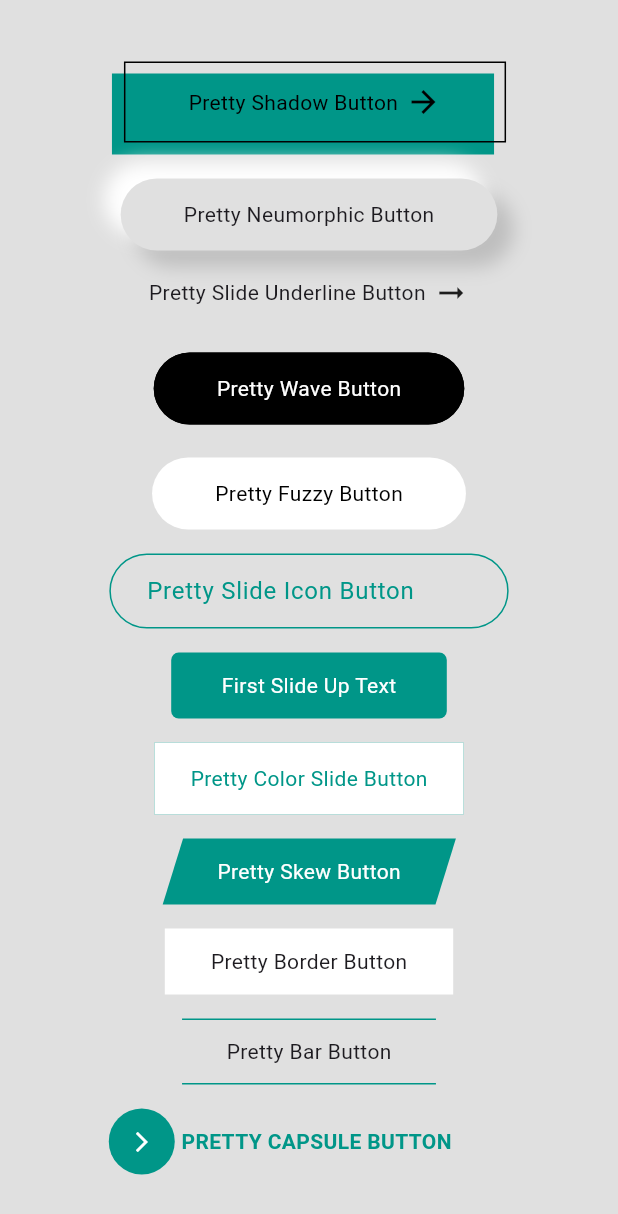
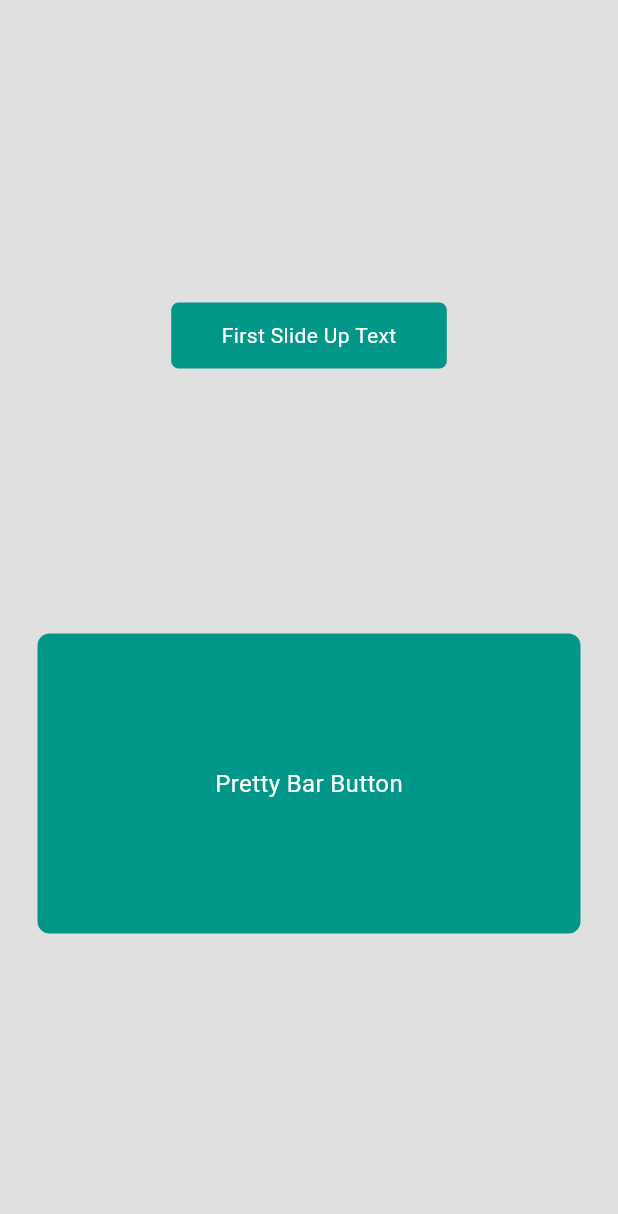
Before and after one commit to YeLwinOo-Steve/pretty_animated_buttons, a Flutter app: the screen it shows after launch, after a tap on "Pretty Bar Button", on a phone screen of 412 x 824 dp. Shown: the top 1214 px of the screen. Run offline on Flutter 3.47's test engine with Material 3 defaults, Android fonts, the phone set to English and light mode, and no system bars; our stand-ins replace flutter_inset_shadow.

Commit message:
added: pretty shine button

```diff
--- a/example/lib/main.dart
+++ b/example/lib/main.dart
@@ -45,45 +45,45 @@ class _PrettyButtonsExampleState extends State<PrettyButtonsExample> {
             mainAxisAlignment: MainAxisAlignment.spaceEvenly,
             crossAxisAlignment: CrossAxisAlignment.center,
             children: [
-              PrettyShadowButton(
-                label: "Pretty Shadow Button",
-                onPressed: () {},
-                icon: Icons.arrow_forward,
-                shadowColor: btnColor,
-              ),
-              PrettyNeumorphicButton(
-                label: 'Pretty Neumorphic Button',
-                onPressed: () {},
-              ),
-              PrettySlideUnderlineButton(
-                label: 'Pretty Slide Underline Button',
-                onPressed: () {},
-                secondSlideColor: scaffoldBg,
-              ),
-              PrettyWaveButton(
-                child: const Text(
-                  'Pretty Wave Button',
-                  style: TextStyle(
-                    color: Colors.white,
-                  ),
-                ),
-                onPressed: () {},
-              ),
-              PrettyFuzzyButton(
-                label: 'Pretty Fuzzy Button',
-                onPressed: () {},
-              ),
-              PrettySlideIconButton(
-                foregroundColor: btnColor,
-                icon: Icons.arrow_forward,
-                label: 'Pretty Slide Icon Button',
-                slidePosition: SlidePosition.right,
-                labelStyle: Theme.of(context).textTheme.bodyLarge!,
-                onPressed:(){},
-              ),
+              // PrettyShadowButton(
+              //   label: "Pretty Shadow Button",
+              //   onPressed: () {},
+              //   icon: Icons.arrow_forward,
+              //   shadowColor: btnColor,
+              // ),
+              // PrettyNeumorphicButton(
+              //   label: 'Pretty Neumorphic Button',
+              //   onPressed: () {},
+              // ),
+              // PrettySlideUnderlineButton(
+              //   label: 'Pretty Slide Underline Button',
+              //   onPressed: () {},
+              //   secondSlideColor: scaffoldBg,
+              // ),
+              // PrettyWaveButton(
+              //   child: const Text(
+              //     'Pretty Wave Button',
+              //     style: TextStyle(
+              //       color: Colors.white,
+              //     ),
+              //   ),
+              //   onPressed: () {},
+              // ),
+              // PrettyFuzzyButton(
+              //   label: 'Pretty Fuzzy Button',
+              //   onPressed: () {},
+              // ),
+              // PrettySlideIconButton(
+              //   foregroundColor: btnColor,
+              //   icon: Icons.arrow_forward,
+              //   label: 'Pretty Slide Icon Button',
+              //   slidePosition: SlidePosition.right,
+              //   labelStyle: Theme.of(context).textTheme.bodyLarge!,
+              //   onPressed: () {},
+              // ),
               PrettySlideUpButton(
                 bgColor: btnColor,
-                onPressed:(){},
+                onPressed: () {},
                 firstChild: const Text(
                   'First Slide Up Text',
                   style: TextStyle(
@@ -97,32 +97,36 @@ class _PrettyButtonsExampleState extends State<PrettyButtonsExample> {
                   ),
                 ),
               ),
-              PrettyColorSlideButton(
-                label: 'Pretty Color Slide Button',
-                onPressed:(){},
-                bgColor: btnColor,
-                position: SlidePosition.bottom,
-              ),
-              PrettySkewButton(
-                label: 'Pretty Skew Button',
-                firstBgColor: btnColor,
-                onPressed:(){},
-              ),
-              PrettyBorderButton(
-                label: 'Pretty Border Button',
-                onPressed:(){},
-              ),
-              PrettyBarButton(
+              // PrettyColorSlideButton(
+              //   label: 'Pretty Color Slide Button',
+              //   onPressed: () {},
+              //   bgColor: btnColor,
+              //   position: SlidePosition.bottom,
+              // ),
+              // PrettySkewButton(
+              //   label: 'Pretty Skew Button',
+              //   firstBgColor: btnColor,
+              //   onPressed: () {},
+              // ),
+              // PrettyBorderButton(
+              //   label: 'Pretty Border Button',
+              //   onPressed: () {},
+              // ),
+              // PrettyBarButton(
+              //   onPressed: () {},
+              //   label: 'Pretty Bar Button',
+              // ),
+              // PrettyCapsuleButton(
+              //   label: 'Pretty Capsule Button'.toUpperCase(),
+              //   labelStyle: const TextStyle(
+              //     fontWeight: FontWeight.w700,
+              //   ),
+              //   bgColor: btnColor,
+              //   onPressed: () {},
+              // ),
+              PrettyShineButton(
                 onPressed: () {},
                 label: 'Pretty Bar Button',
-              ),
-              PrettyCapsuleButton(
-                label: 'Pretty Capsule Button'.toUpperCase(),
-                labelStyle: const TextStyle(
-                  fontWeight: FontWeight.w700,
-                ),
-                bgColor: btnColor,
-                onPressed:(){},
               ),
             ],
           ),
--- a/lib/pretty_animated_buttons.dart
+++ b/lib/pretty_animated_buttons.dart
@@ -12,6 +12,7 @@ export './widgets/pretty_skew_button.dart';
 export './widgets/pretty_border_button.dart';
 export './widgets/pretty_bar_button.dart';
 export './widgets/pretty_capsule_button.dart';
+export './widgets/pretty_kiran_button.dart';
 
 // enumerations
 export './enums/slide_positions.dart';
--- /dev/null
+++ b/lib/widgets/pretty_kiran_button.dart
@@ -0,0 +1,123 @@
+import 'dart:math';
+
+import 'package:flutter/material.dart';
+
+class PrettyShineButton extends StatefulWidget {
+  final String label;
+  final VoidCallback onPressed;
+  final Color bgColor;
+
+  const PrettyShineButton({
+    Key? key,
+    required this.label,
+    required this.onPressed,
+    this.bgColor = Colors.teal,
+  }) : super(key: key);
+
+  @override
+  State<PrettyShineButton> createState() => _PrettyShineButtonState();
+}
+
+class _PrettyShineButtonState extends State<PrettyShineButton>
+    with SingleTickerProviderStateMixin {
+  late AnimationController _controller;
+  bool _isAnimating = false;
+
+  @override
+  void initState() {
+    super.initState();
+    _controller = AnimationController(
+      duration: const Duration(milliseconds: 500),
+      vsync: this,
+    );
+    _controller.addStatusListener((status) {
+      if (status == AnimationStatus.completed) {
+        _controller.reset();
+        setState(() => _isAnimating = false);
+      }
+    });
+  }
+
+  @override
+  void dispose() {
+    _controller.dispose();
+    super.dispose();
+  }
+
+  void _startAnimation() {
+    setState(() => _isAnimating = true);
+    _controller.forward();
+    widget.onPressed();
+  }
+
+  @override
+  Widget build(BuildContext context) {
+    return GestureDetector(
+      onTap: _startAnimation,
+      child: Container(
+        height: 200,
+        decoration: BoxDecoration(
+          color: widget.bgColor,
+          borderRadius: BorderRadius.circular(8),
+        ),
+        clipBehavior: Clip.antiAlias,
+        child: Stack(
+          children: [
+            Center(
+              child: Text(
+                widget.label,
+                style: const TextStyle(
+                  color: Colors.white,
+                  fontSize: 16,
+                ),
+              ),
+            ),
+            if (_isAnimating)
+              AnimatedBuilder(
+                animation: _controller,
+                builder: (context, child) {
+                  return Positioned(
+                    left: -15,
+                    top: -100,
+                    child: Transform.rotate(
+                      angle: 45 * pi / 180,
+                      child: Transform.scale(
+                        scale: Tween<double>(begin: 2, end: 50)
+                            .animate(CurvedAnimation(
+                              parent: _controller,
+                              curve: Curves.linear,
+                            ))
+                            .value,
+                        child: Opacity(
+                          opacity: Tween<double>(begin: 0.8, end: 0)
+                              .animate(CurvedAnimation(
+                                parent: _controller,
+                                curve: Curves.linear,
+                              ))
+                              .value,
+                          child: Container(
+                            width: 30,
+                            height: 100,
+                            decoration: BoxDecoration(
+                              color: Colors.white,
+                              boxShadow: [
+                                BoxShadow(
+                                  color: Colors.white.withValues(alpha: .5),
+                                  blurRadius: 10,
+                                  spreadRadius: 2,
+                                ),
+                              ],
+                            ),
+                          ),
+                        ),
+                      ),
+                    ),
+                  );
+                },
+              ),
+          ],
+        ),
+      ),
+    );
+  }
+}
```
